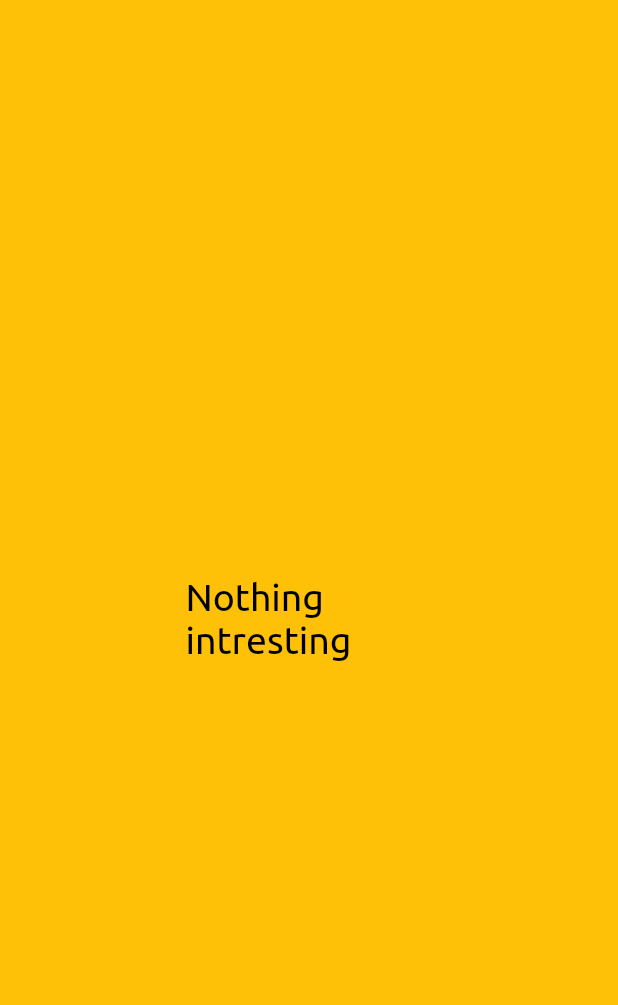
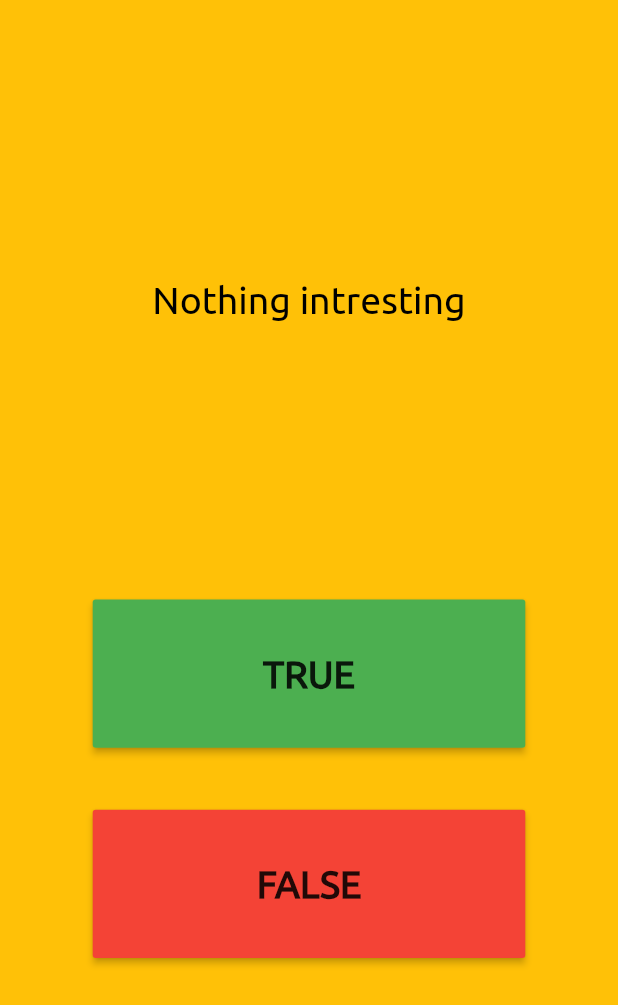
Before and after one commit to LoviceSunuwar/Flutter-Frivia-App, a Flutter app: the screen it shows after launch, on a phone screen of 412 x 824 dp. Shown: the top 1005 px of the screen. Run offline on Flutter 3.47's test engine with Material 2 defaults, Android fonts, the light colour scheme and no system bars; project files that could hold a hidden picture were left out.

Commit message:
material button created for true and false

```diff
--- a/lib/pages/homepage.dart
+++ b/lib/pages/homepage.dart
@@ -15,7 +15,7 @@ class HomePage extends StatelessWidget {
       body: SafeArea(
           child: Container(
         padding: EdgeInsets.symmetric(
-          horizontal: _deviceHeight! * 0.15,
+          horizontal: _deviceWidth! * 0.15,
         ),
         child: _gameUI(),
       )),
@@ -26,7 +26,19 @@ class HomePage extends StatelessWidget {
     return Column(
       mainAxisAlignment: MainAxisAlignment.spaceEvenly,
       mainAxisSize: MainAxisSize.max,
-      children: [_questionText()],
+      crossAxisAlignment: CrossAxisAlignment.center,
+      children: [
+        _questionText(),
+        Column(
+          children: [
+            _trueButton(),
+            SizedBox(
+              height: _deviceHeight! * 0.05,
+            ),
+            _falseButton(),
+          ],
+        )
+      ],
     );
   }
 
@@ -37,4 +49,30 @@ class HomePage extends StatelessWidget {
           color: Colors.black, fontSize: 25, fontWeight: FontWeight.w500),
     );
   }
+
+  Widget _trueButton() {
+    return MaterialButton(
+      onPressed: () {},
+      color: Colors.green,
+      minWidth: _deviceWidth! * 0.80,
+      height: _deviceHeight! * 0.12,
+      child: const Text(
+        "TRUE",
+        style: TextStyle(fontSize: 25, fontWeight: FontWeight.w700),
+      ),
+    );
+  }
+
+  Widget _falseButton() {
+    return MaterialButton(
+      onPressed: () {},
+      color: Colors.red,
+      minWidth: _deviceWidth! * 0.80,
+      height: _deviceHeight! * 0.12,
+      child: const Text(
+        "FALSE",
+        style: TextStyle(fontSize: 25, fontWeight: FontWeight.w700),
+      ),
+    );
+  }
 }
```
